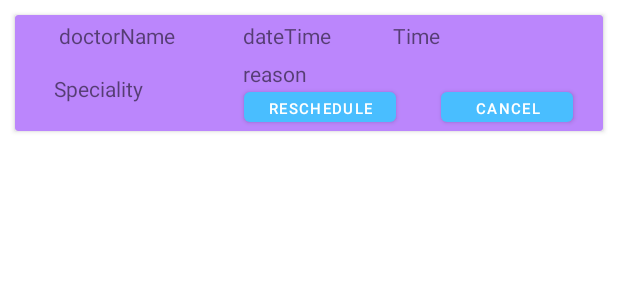
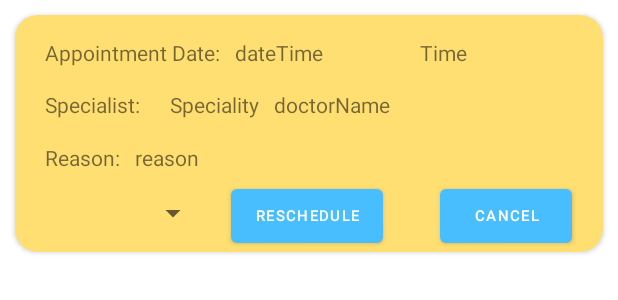
Before and after one commit to parthppc/FinalProjectLetMeBook, an Android app: the layout myappointments_item.xml on its own in the app's theme, with its tools: preview values and no code run, on a phone screen of 412 x 824 dp. Shown: the top 300 px of the screen. Run offline under Robolectric (Android 15) with nearby library versions, the phone set to English and light mode, and no system bars.

Commit message:
Login landcape added. My appointments edit functionality. UI changes.

```diff
--- a/app/src/main/res/layout/myappointments_item.xml
+++ b/app/src/main/res/layout/myappointments_item.xml
@@ -4,85 +4,126 @@
     android:layout_width="match_parent"
     android:layout_height="wrap_content"
     android:layout_margin="10dp"
-    card_view:cardBackgroundColor="@color/purple_200">
+    android:paddingLeft="0dp"
+    card_view:cardBackgroundColor="@color/cardColor"
+    card_view:cardCornerRadius="15dp">
 
     <RelativeLayout
         android:id="@+id/myAppointmentsCard"
         android:layout_width="match_parent"
         android:layout_height="wrap_content">
 
+
         <TextView
             android:id="@+id/Speciality"
             android:layout_width="wrap_content"
             android:layout_height="wrap_content"
-            android:layout_alignParentStart="true"
             android:layout_alignParentTop="true"
-            android:layout_marginStart="26dp"
-            android:layout_marginTop="39dp"
+            android:layout_marginStart="20dp"
+            android:layout_marginTop="50dp"
+            android:layout_toEndOf="@+id/textView15"
             android:text="Speciality" />
 
         <TextView
             android:id="@+id/dName"
             android:layout_width="wrap_content"
             android:layout_height="wrap_content"
-            android:layout_alignParentStart="true"
             android:layout_alignParentTop="true"
-            android:layout_marginStart="29dp"
-            android:layout_marginTop="4dp"
+            android:layout_marginStart="10dp"
+            android:layout_marginTop="50dp"
+            android:layout_toEndOf="@+id/Speciality"
             android:text="doctorName" />
 
         <TextView
             android:id="@+id/editTextDate"
             android:layout_width="113dp"
             android:layout_height="wrap_content"
-            android:layout_alignParentStart="true"
             android:layout_alignParentTop="true"
-            android:layout_marginStart="152dp"
-            android:layout_marginTop="4dp"
+            android:layout_marginStart="10dp"
+            android:layout_marginTop="15dp"
+            android:layout_toEndOf="@+id/textView9"
             android:text="dateTime" />
 
         <TextView
             android:id="@+id/editTextTime"
             android:layout_width="100dp"
             android:layout_height="wrap_content"
-            android:layout_alignParentStart="true"
             android:layout_alignParentTop="true"
-            android:layout_marginStart="252dp"
-            android:layout_marginTop="4dp"
+            android:layout_marginStart="10dp"
+            android:layout_marginTop="15dp"
+            android:layout_toEndOf="@+id/editTextDate"
             android:text="Time" />
 
         <TextView
             android:id="@+id/reason"
             android:layout_width="219dp"
             android:layout_height="wrap_content"
+            android:layout_alignParentTop="true"
+            android:layout_marginStart="10dp"
+            android:layout_marginTop="85dp"
+            android:layout_toEndOf="@+id/textView16"
+            android:text="reason" />
+
+        <TextView
+            android:id="@+id/textView9"
+            android:layout_width="wrap_content"
+            android:layout_height="wrap_content"
             android:layout_alignParentStart="true"
             android:layout_alignParentTop="true"
-            android:layout_marginStart="152dp"
-            android:layout_marginTop="29dp"
-            android:text="reason" />
+            android:layout_marginStart="20dp"
+            android:layout_marginTop="15dp"
+            android:text="Appointment Date:" />
 
+        <TextView
+            android:id="@+id/textView15"
+            android:layout_width="wrap_content"
+            android:layout_height="wrap_content"
+            android:layout_alignParentStart="true"
+            android:layout_alignParentTop="true"
+            android:layout_marginStart="20dp"
+            android:layout_marginTop="50dp"
+            android:text="Specialist:" />
+
+        <TextView
+            android:id="@+id/textView16"
+            android:layout_width="wrap_content"
+            android:layout_height="wrap_content"
+            android:layout_alignParentStart="true"
+            android:layout_alignParentTop="true"
+            android:layout_marginStart="20dp"
+            android:layout_marginTop="85dp"
+            android:text="Reason:" />
 
         <Button
             android:id="@+id/reschedulebtn"
             android:layout_width="wrap_content"
-            android:layout_height="32dp"
+            android:layout_height="wrap_content"
+            android:layout_alignParentStart="true"
             android:layout_alignParentTop="true"
-            android:layout_alignParentEnd="true"
-            android:layout_marginTop="45dp"
-            android:layout_marginEnd="138dp"
+            android:layout_marginStart="144dp"
+            android:layout_marginTop="110dp"
             android:text="Reschedule"
             android:textSize="10sp" />
 
         <Button
             android:id="@+id/cancelbtn"
             android:layout_width="wrap_content"
-            android:layout_height="32dp"
+            android:layout_height="wrap_content"
+            android:layout_alignParentStart="true"
             android:layout_alignParentTop="true"
-            android:layout_alignParentEnd="true"
-            android:layout_marginTop="45dp"
-            android:layout_marginEnd="20dp"
+            android:layout_marginStart="283dp"
+            android:layout_marginTop="110dp"
             android:text="Cancel"
             android:textSize="10sp" />
+
+        <Spinner
+            android:id="@+id/spinner_time"
+            android:layout_width="113dp"
+            android:layout_height="wrap_content"
+            android:layout_alignParentStart="true"
+            android:layout_alignParentTop="true"
+            android:layout_marginStart="16dp"
+            android:layout_marginTop="120dp" />
     </RelativeLayout>
 
 </androidx.cardview.widget.CardView>
--- a/app/src/main/res/layout/specialist_item.xml
+++ b/app/src/main/res/layout/specialist_item.xml
@@ -6,6 +6,7 @@
     android:layout_height="wrap_content"
     android:layout_margin="10dp"
     card_view:cardBackgroundColor="@color/cardColor"
+    card_view:cardCornerRadius="15dp"
     android:id="@+id/cardOpenGallery">
 
     <RelativeLayout
@@ -21,7 +22,8 @@
             android:layout_alignParentStart="true"
             android:layout_alignParentTop="true"
             android:layout_marginStart="5dp"
-            android:layout_marginTop="5dp" />
+            android:layout_marginTop="5dp"
+            android:background="@color/white" />
 
         <TextView
             android:id="@+id/textView_specialistName"
@@ -84,7 +86,6 @@
             android:text="Clinic Name:" />
 
 
-
     </RelativeLayout>
 
 </androidx.cardview.widget.CardView>
--- a/app/src/main/res/values-land/strings.xml
+++ b/app/src/main/res/values-land/strings.xml
@@ -5,4 +5,5 @@
     <string name="login_fragment_label">Login</string>
     <string name="profile_fragment_label">Profile</string>
     <string name="admin_fragment_label">Admin Console</string>
+    <string name="myappointments_fragment_label">My Appointments</string>
 </resources>
--- a/app/src/main/res/values/strings.xml
+++ b/app/src/main/res/values/strings.xml
@@ -24,6 +24,7 @@
 
     <string name="selected_item">Selected Time:</string>
     <string name="admin_fragment_label">Admin Console</string>
+    <string name="myappointments_fragment_label">My Appointments</string>
 
 
 </resources>
```
Also changed, not shown: app/src/main/java/project/st991591950/dhruvparthtapasvi/bookappointment/BookAppointmentFragment.kt (+6 -6 lines), app/src/main/java/project/st991591950/dhruvparthtapasvi/myAppointments/MyAppointmentsFragment.kt (+10 -0 lines), app/src/main/java/project/st991591950/dhruvparthtapasvi/myAppointments/MyAppointmentsRecycleView.kt (+16 -22 lines), app/src/main/res/layout/fragment_login.xml (+33 -14 lines).
